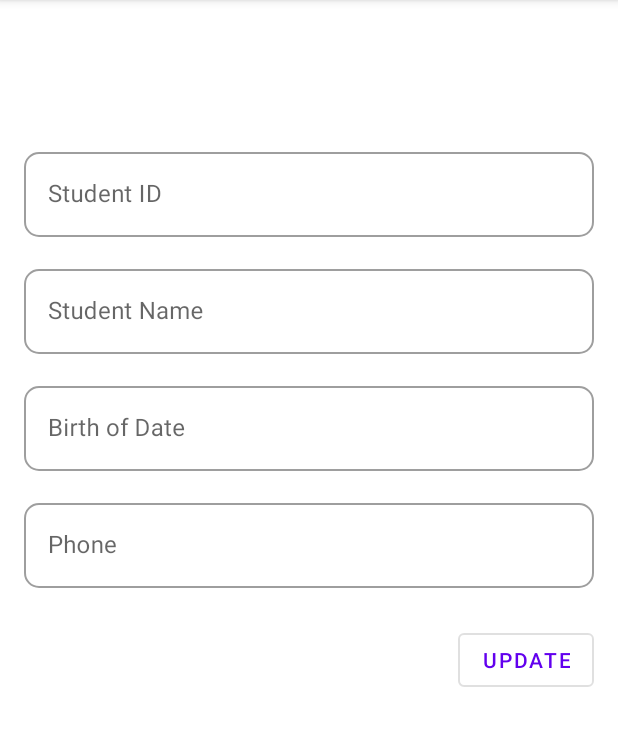
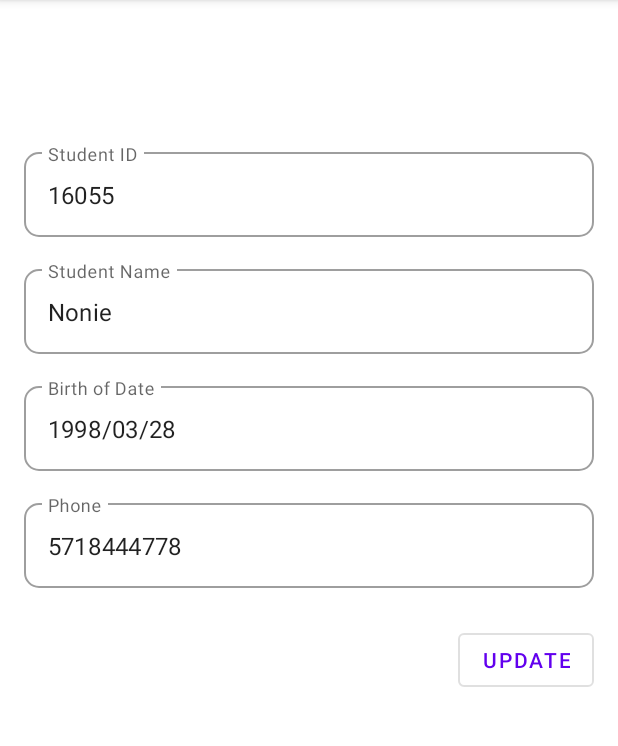
Before and after one commit to Talahatu/AdvWeek4, an Android app: the screen it shows after launch (MainActivity), after a tap on "DETAIL", on a phone screen of 412 x 824 dp, the part 84-830 px from its top. Run offline under Robolectric (Android 15) with nearby library versions, the phone set to English and light mode, and no system bars; pictures from the network do not load.

```diff
--- a/app/src/main/java/com/example/advweek4/view/StudentDetailFragment.kt
+++ b/app/src/main/java/com/example/advweek4/view/StudentDetailFragment.kt
@@ -1,28 +1,23 @@
 package com.example.advweek4.view
 
+import android.net.Uri
 import android.os.Bundle
 import androidx.fragment.app.Fragment
 import android.view.LayoutInflater
 import android.view.View
 import android.view.ViewGroup
+import android.widget.ImageView
+import androidx.lifecycle.Observer
+import androidx.lifecycle.ViewModelProvider
 import com.example.advweek4.R
-
-private const val ARG_PARAM1 = "param1"
-private const val ARG_PARAM2 = "param2"
+import com.example.advweek4.viewmodel.DetailViewModel
+import com.example.advweek4.viewmodel.ListViewModel
+import com.google.android.material.textfield.TextInputEditText
+import com.google.android.material.textfield.TextInputLayout
 
 
 class StudentDetailFragment : Fragment() {
-    private var param1: String? = null
-    private var param2: String? = null
-
-    override fun onCreate(savedInstanceState: Bundle?) {
-        super.onCreate(savedInstanceState)
-        arguments?.let {
-            param1 = it.getString(ARG_PARAM1)
-            param2 = it.getString(ARG_PARAM2)
-        }
-    }
-
+    private lateinit var viewModel: DetailViewModel
     override fun onCreateView(
         inflater: LayoutInflater, container: ViewGroup?,
         savedInstanceState: Bundle?
@@ -31,5 +26,22 @@ class StudentDetailFragment : Fragment() {
         return inflater.inflate(R.layout.fragment_student_detail, container, false)
     }
 
+    override fun onViewCreated(view: View, savedInstanceState: Bundle?) {
+        super.onViewCreated(view, savedInstanceState)
+        viewModel = ViewModelProvider(this)[DetailViewModel::class.java]
+        viewModel.fetch()
+        observeDetailViewModel()
+    }
 
+    fun observeDetailViewModel(){
+        viewModel.studentLD.observe(viewLifecycleOwner, Observer {
+            view?.let {v->
+                v.findViewById<TextInputEditText>(R.id.txtInputId).setText(it.id)
+                v.findViewById<TextInputEditText>(R.id.txtInputName).setText(it.name)
+                v.findViewById<TextInputEditText>(R.id.txtInputBOD).setText(it.dob)
+                v.findViewById<TextInputEditText>(R.id.txtInputPhone).setText(it.phone)
+                v.findViewById<ImageView>(R.id.imgProfile_detail).setImageURI(Uri.parse(it.photoUrl))
+            }
+        })
+    }
 }
--- /dev/null
+++ b/app/src/main/java/com/example/advweek4/viewmodel/DetailViewModel.kt
@@ -0,0 +1,15 @@
+package com.example.advweek4.viewmodel
+
+import androidx.lifecycle.MutableLiveData
+import androidx.lifecycle.ViewModel
+import com.example.advweek4.model.Student
+
+class DetailViewModel: ViewModel() {
+    val studentLD = MutableLiveData<Student>()
+
+    fun fetch() {
+        val student = Student("16055","Nonie","1998/03/28","5718444778",
+            "http://dummyimage.com/75x100.jpg/cc0000/ffffff")
+        studentLD.value = student
+    }
+}
```
